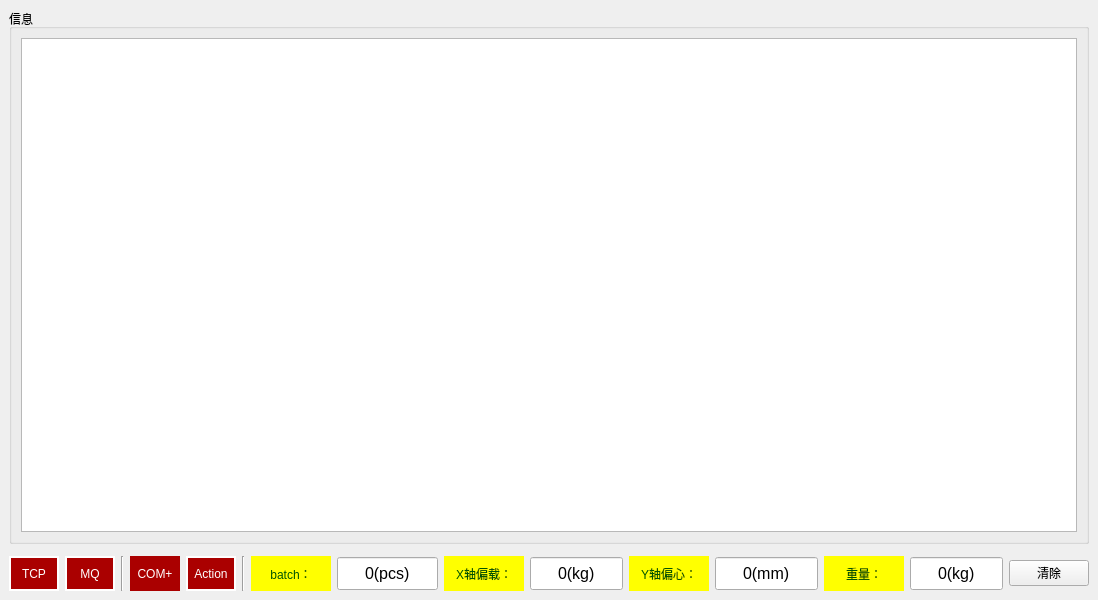
This is ZBY_MQ/mainwindow.ui in 519984307/ZBY_MQQ as Qt 5 draws it before an edit. The edited form follows.
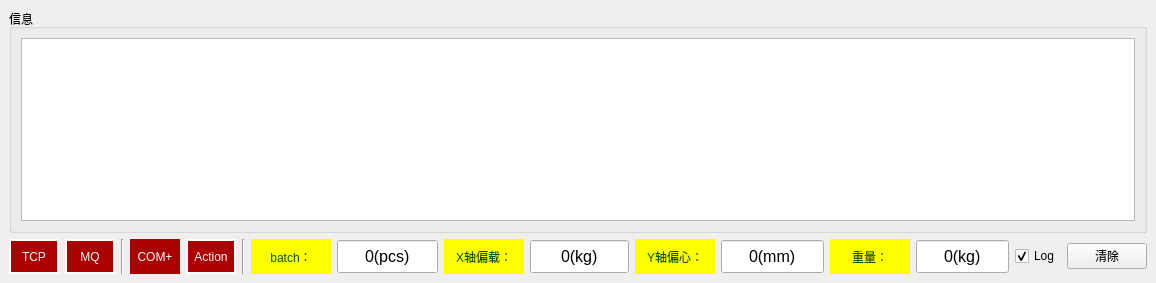
This is the edited form. Icons and pictures are not drawn.

What changed in the file:
```diff
--- a/ZBY_MQ/mainwindow.ui
+++ b/ZBY_MQ/mainwindow.ui
@@ -6,8 +6,8 @@
    <rect>
     <x>0</x>
     <y>0</y>
-    <width>800</width>
-    <height>600</height>
+    <width>1142</width>
+    <height>283</height>
    </rect>
   </property>
   <property name="windowTitle">
@@ -19,7 +19,7 @@
   </property>
   <widget class="QWidget" name="centralwidget">
    <layout class="QGridLayout" name="gridLayout">
-    <item row="2" column="8">
+    <item row="1" column="8">
      <widget class="QLabel" name="label_5">
       <property name="minimumSize">
        <size>
@@ -39,7 +39,7 @@
       </property>
      </widget>
     </item>
-    <item row="2" column="9">
+    <item row="1" column="9">
      <widget class="QSpinBox" name="spinBox_2">
       <property name="minimumSize">
        <size>
@@ -67,6 +67,9 @@
       <property name="prefix">
        <string/>
       </property>
+      <property name="minimum">
+       <number>-100000</number>
+      </property>
       <property name="maximum">
        <number>1000000</number>
       </property>
@@ -75,7 +78,7 @@
       </property>
      </widget>
     </item>
-    <item row="2" column="13">
+    <item row="1" column="13">
      <widget class="QSpinBox" name="spinBox_4">
       <property name="minimumSize">
        <size>
@@ -100,12 +103,15 @@
       <property name="suffix">
        <string>(kg)</string>
       </property>
+      <property name="minimum">
+       <number>-10000</number>
+      </property>
       <property name="maximum">
        <number>1000000</number>
       </property>
      </widget>
     </item>
-    <item row="2" column="6">
+    <item row="1" column="6">
      <widget class="QLabel" name="label_4">
       <property name="minimumSize">
        <size>
@@ -128,7 +134,7 @@
       </property>
      </widget>
     </item>
-    <item row="2" column="3">
+    <item row="1" column="3">
      <widget class="QLabel" name="label_8">
       <property name="minimumSize">
        <size>
@@ -151,7 +157,7 @@
       </property>
      </widget>
     </item>
-    <item row="2" column="11">
+    <item row="1" column="11">
      <widget class="QSpinBox" name="spinBox_3">
       <property name="minimumSize">
        <size>
@@ -176,12 +182,22 @@
       <property name="suffix">
        <string>(mm)</string>
       </property>
+      <property name="minimum">
+       <number>-10000</number>
+      </property>
       <property name="maximum">
        <number>1000000</number>
       </property>
      </widget>
     </item>
-    <item row="2" column="4">
+    <item row="1" column="2">
+     <widget class="Line" name="line_3">
+      <property name="orientation">
+       <enum>Qt::Vertical</enum>
+      </property>
+     </widget>
+    </item>
+    <item row="1" column="4">
      <widget class="QLabel" name="label_3">
       <property name="minimumSize">
        <size>
@@ -216,7 +232,7 @@
       </property>
      </widget>
     </item>
-    <item row="2" column="10">
+    <item row="1" column="10">
      <widget class="QLabel" name="label_6">
       <property name="minimumSize">
        <size>
@@ -236,7 +252,7 @@
       </property>
      </widget>
     </item>
-    <item row="2" column="7">
+    <item row="1" column="7">
      <widget class="QSpinBox" name="spinBox">
       <property name="minimumSize">
        <size>
@@ -275,7 +291,7 @@
       </property>
      </widget>
     </item>
-    <item row="2" column="1">
+    <item row="1" column="1">
      <widget class="QLabel" name="label_2">
       <property name="minimumSize">
        <size>
@@ -298,28 +314,31 @@
       </property>
      </widget>
     </item>
-    <item row="1" column="4">
-     <widget class="Line" name="line">
-      <property name="orientation">
-       <enum>Qt::Vertical</enum>
-      </property>
-     </widget>
-    </item>
-    <item row="2" column="5">
+    <item row="1" column="5">
      <widget class="Line" name="line_2">
       <property name="orientation">
        <enum>Qt::Vertical</enum>
       </property>
      </widget>
     </item>
-    <item row="2" column="14">
+    <item row="1" column="14">
+     <widget class="QCheckBox" name="checkBox">
+      <property name="text">
+       <string>Log</string>
+      </property>
+      <property name="checked">
+       <bool>true</bool>
+      </property>
+     </widget>
+    </item>
+    <item row="1" column="15">
      <widget class="QPushButton" name="pushButton_3">
       <property name="text">
        <string>清除</string>
       </property>
      </widget>
     </item>
-    <item row="0" column="0" colspan="15">
+    <item row="0" column="0" colspan="16">
      <widget class="QGroupBox" name="groupBox">
       <property name="title">
        <string>信息</string>
@@ -331,7 +350,7 @@
       </layout>
      </widget>
     </item>
-    <item row="2" column="12">
+    <item row="1" column="12">
      <widget class="QLabel" name="label_7">
       <property name="minimumSize">
        <size>
@@ -351,7 +370,7 @@
       </property>
      </widget>
     </item>
-    <item row="2" column="0">
+    <item row="1" column="0">
      <widget class="QLabel" name="label">
       <property name="minimumSize">
        <size>
@@ -374,13 +393,6 @@
       </property>
      </widget>
     </item>
-    <item row="2" column="2">
-     <widget class="Line" name="line_3">
-      <property name="orientation">
-       <enum>Qt::Vertical</enum>
-      </property>
-     </widget>
-    </item>
    </layout>
   </widget>
  </widget>
```
